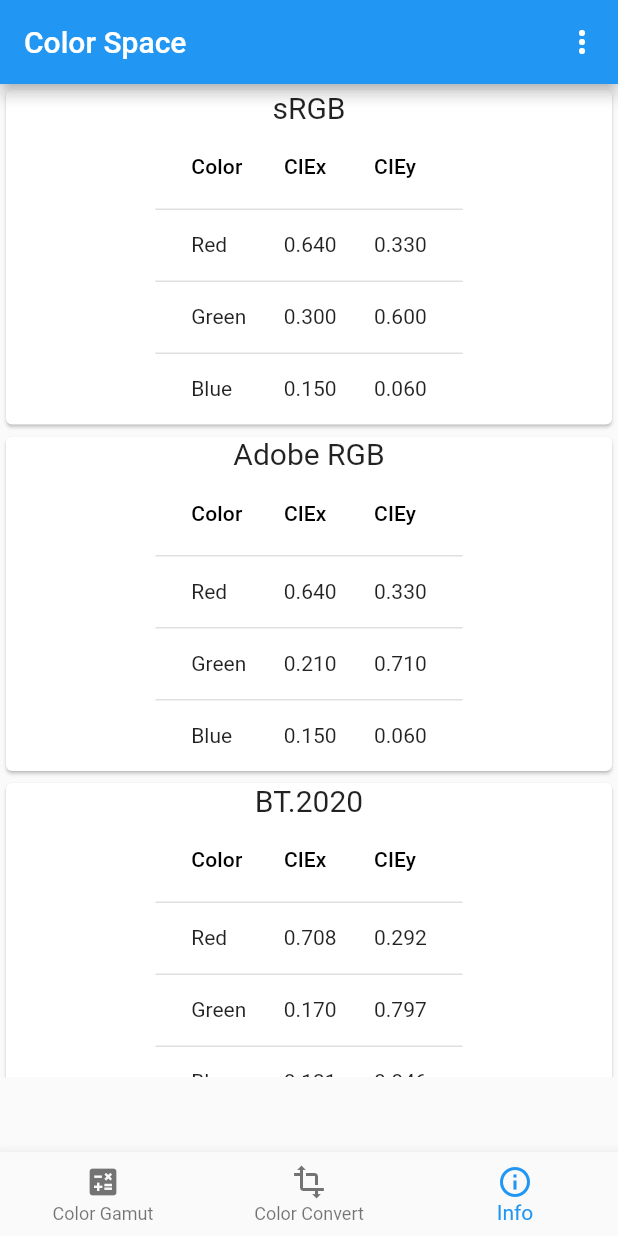
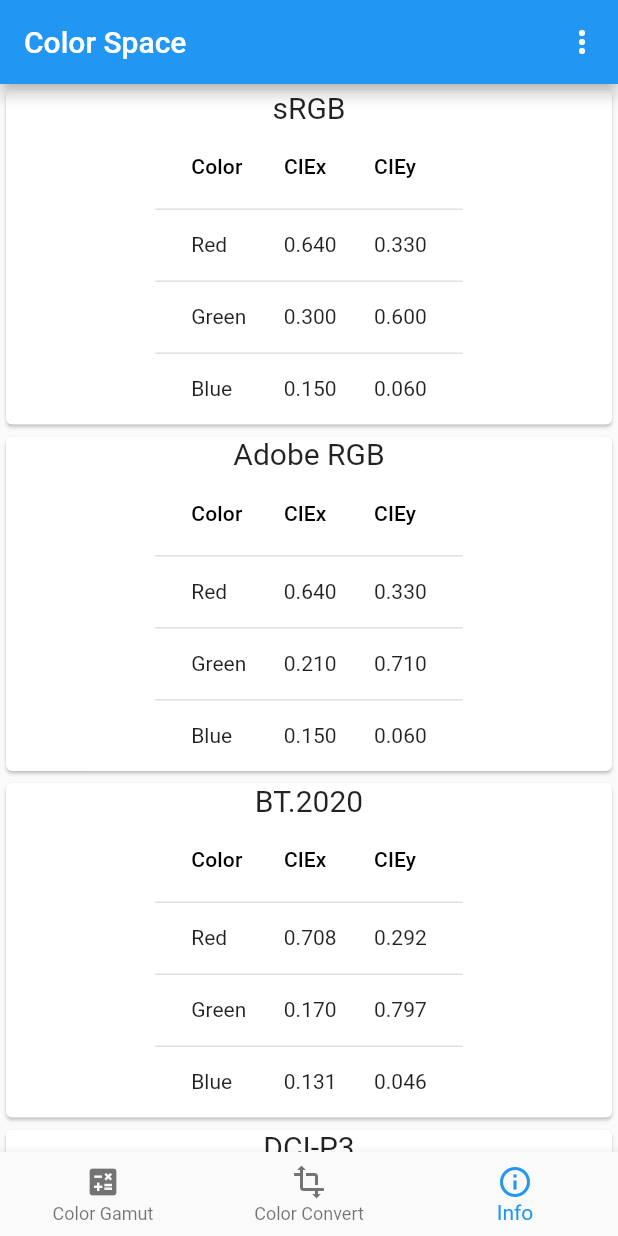
Before and after one commit to namseokyoo/ColorSpace, a Flutter app: the screen it shows after launch, item 3 of the bottom bar chosen, on a phone screen of 412 x 824 dp. Run offline on Flutter 3.47's test engine with Material 2 defaults, Android fonts, the phone set to English and light mode, and no system bars; drawn by our look-alikes of google_mobile_ads; our stand-ins replace fl_chart, shared_preferences.

Commit message:
remove admob 1.1ver final

```diff
--- a/lib/main.dart
+++ b/lib/main.dart
@@ -5,25 +5,10 @@ import 'package:flutter/material.dart';
 import 'package:url_launcher/url_launcher.dart';
 import 'package:flutter/foundation.dart'
     show LicenseRegistry, LicenseEntryWithLineBreaks;
-import 'package:google_mobile_ads/google_mobile_ads.dart';
-import 'package:flutter/foundation.dart';
 
 void main() {
-  WidgetsFlutterBinding.ensureInitialized();
-  MobileAds.instance.initialize();
   runApp(MyApp());
 }
-
-const Map<String, String> UNIT_ID = kReleaseMode
-    ? {
-        'ios': 'ca-app-pub-2310830332665506/7806370348',
-        'android': 'ca-app-pub-2310830332665506/7806370348',
-        //Todo: 광고단위 내 ID 확인필요(iOS, android)
-      }
-    : {
-        'ios': 'ca-app-pub-3940256099942544/2934735716',
-        'android': 'ca-app-pub-3940256099942544/6300978111',
-      };
 
 class MyApp extends StatelessWidget {
   @override
@@ -44,42 +29,8 @@ class MyHomePage extends StatefulWidget {
   _MyHomePageState createState() => _MyHomePageState();
 }
 
-BannerAd? banner;
-
 class _MyHomePageState extends State<MyHomePage> {
   int _currentIndex = 0;
-
-  @override
-  void initState() {
-    super.initState();
-    WidgetsBinding.instance.addPostFrameCallback((_) {
-      TargetPlatform os = Theme.of(context).platform;
-      // Load ads
-      banner = BannerAd(
-        adUnitId: UNIT_ID[os == TargetPlatform.iOS ? 'ios' : 'android']!,
-        size: AdSize.banner,
-        request: AdRequest(),
-        listener: BannerAdListener(),
-      )..load();
-    });
-
-    final BannerAdListener listener = BannerAdListener(
-      // Called when an ad is successfully received.
-      onAdLoaded: (Ad ad) => print('Ad loaded.'),
-      // Called when an ad request failed.
-      onAdFailedToLoad: (Ad ad, LoadAdError error) {
-        // Dispose the ad here to free resources.
-        ad.dispose();
-        print('Ad failed to load: $error');
-      },
-      // Called when an ad opens an overlay that covers the screen.
-      onAdOpened: (Ad ad) => print('Ad opened.'),
-      // Called when an ad removes an overlay that covers the screen.
-      onAdClosed: (Ad ad) => print('Ad closed.'),
-      // Called when an impression occurs on the ad.
-      onAdImpression: (Ad ad) => print('Ad impression.'),
-    );
-  }
 
   final List<Widget> _pages = [
     ColorSpacePage(),
@@ -122,7 +73,7 @@ class _MyHomePageState extends State<MyHomePage> {
     showDialog(
       context: context,
       builder: (BuildContext context) {
-        return AboutDialog(
+        return const AboutDialog(
           applicationName: 'Color Space',
           applicationVersion: '1.0.0',
           // Add any additional About information here
@@ -162,9 +113,6 @@ class _MyHomePageState extends State<MyHomePage> {
         body: Column(
           children: [
             Expanded(child: _pages[_currentIndex]),
-            Container(
-                height: 50,
-                child: banner != null ? AdWidget(ad: banner!) : Container()),
           ],
         ),
         bottomNavigationBar: BottomNavigationBar(
--- a/pubspec.yaml
+++ b/pubspec.yaml
@@ -16,7 +16,7 @@ publish_to: 'none' # Remove this line if you wish to publish to pub.dev
 # https://developer.apple.com/library/archive/documentation/General/Reference/InfoPlistKeyReference/Articles/CoreFoundationKeys.html
 # In Windows, build-name is used as the major, minor, and patch parts
 # of the product and file versions while build-number is used as the build suffix.
-version: 1.0.0+1
+version: 1.1.0+2
 
 environment:
   sdk: '>=3.0.2 <4.0.0'
@@ -40,7 +40,6 @@ dependencies:
   shared_preferences: ^2.2.0
   url_launcher: ^6.1.12
   flutter_launcher_icons: ^0.13.1
-  google_mobile_ads: ^3.0.0
 
 dev_dependencies:
   flutter_test:
```
Also changed, not shown: pubspec.lock, 4 other files.
